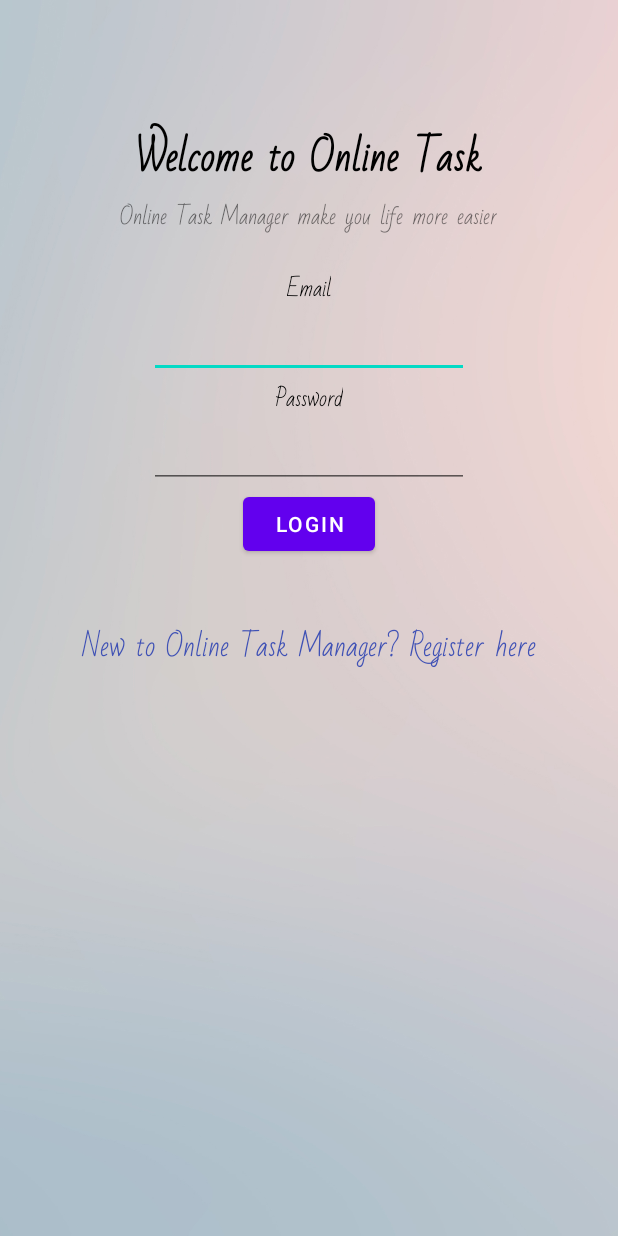
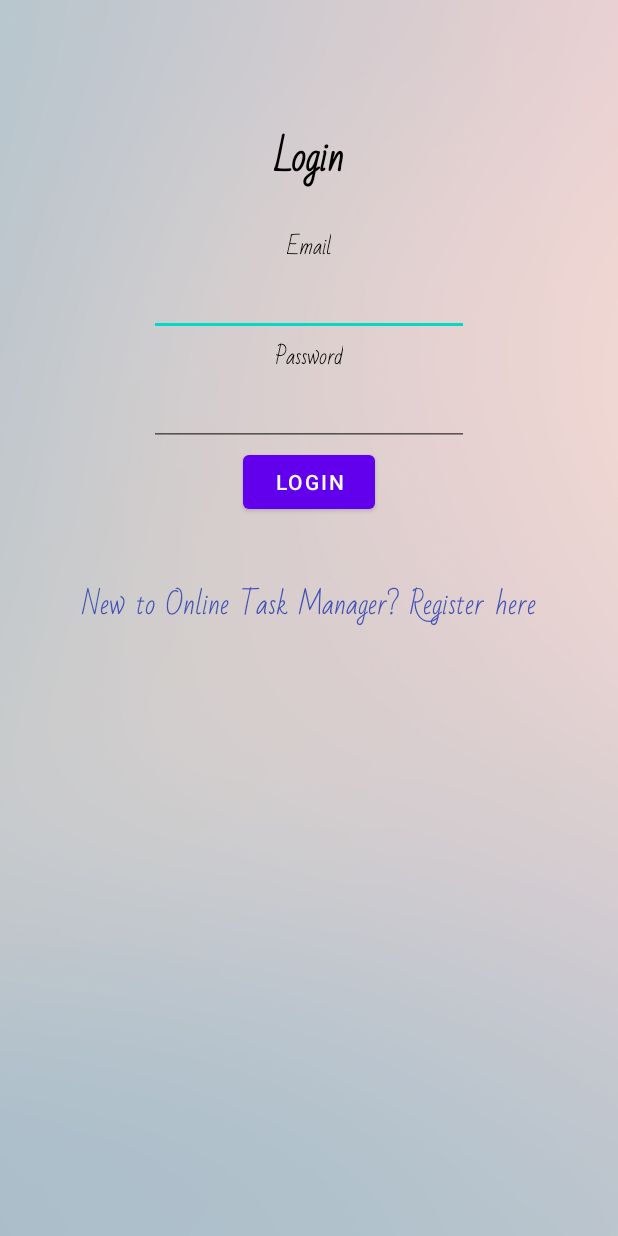
Before and after one commit to TeongYew/OnlineTaskManager---A202SGI, an Android app: the screen it shows after launch (LoginActivity), on a phone screen of 412 x 824 dp. Run offline under Robolectric (Android 15) with nearby library versions, the phone set to English and light mode, and no system bars; our stand-ins replace Firebase (no records; nobody signed in at launch, a user with empty details on screens opened directly).

Commit message:
Revert "edit login page"
This reverts commit 5e56931c7855228fd021e0abc0ef3ba49db318e6.

```diff
--- a/OnlineTaskManager/app/src/main/res/layout/activity_login.xml
+++ b/OnlineTaskManager/app/src/main/res/layout/activity_login.xml
@@ -18,16 +18,6 @@
         android:textStyle="bold" />
 
     <TextView
-        android:id="@+id/login_discription"
-        android:layout_width="wrap_content"
-        android:layout_height="wrap_content"
-        android:layout_gravity="center"
-        android:clickable="false"
-        android:fontFamily="@font/bad_script"
-        android:text="@string/login_text2" />
-
-
-    <TextView
         android:id="@+id/fstTxt"
         android:layout_width="wrap_content"
         android:layout_height="wrap_content"
@@ -36,7 +26,6 @@
         android:fontFamily="@font/bad_script"
         android:text="@string/email_text"
         android:textColor="#000000" />
-
     <EditText
         android:id="@+id/txtEmail"
         android:layout_width="wrap_content"
@@ -64,7 +53,7 @@
         android:layout_width="wrap_content"
         android:layout_height="wrap_content"
         android:layout_gravity="center"
-        android:text="@string/btn_text" />
+        android:text="@string/login_text" />
 
     <TextView android:id="@+id/lnkRegister"
         android:layout_width="match_parent"
--- a/OnlineTaskManager/app/src/main/res/values/strings.xml
+++ b/OnlineTaskManager/app/src/main/res/values/strings.xml
@@ -1,8 +1,6 @@
 <resources>
     <string name="app_name">OnlineTaskManager</string>
-    <string name="login_text">Welcome to Online Task</string>
-    <string name="login_text2">Online Task Manager make you life more easier</string>
-    <string name="btn_text">Login</string>
+    <string name="login_text">Login</string>
     <string name="email_text">Email</string>
     <string name="password_text">Password</string>
     <string name="register_link_text">New to Online Task Manager? Register here</string>
```
